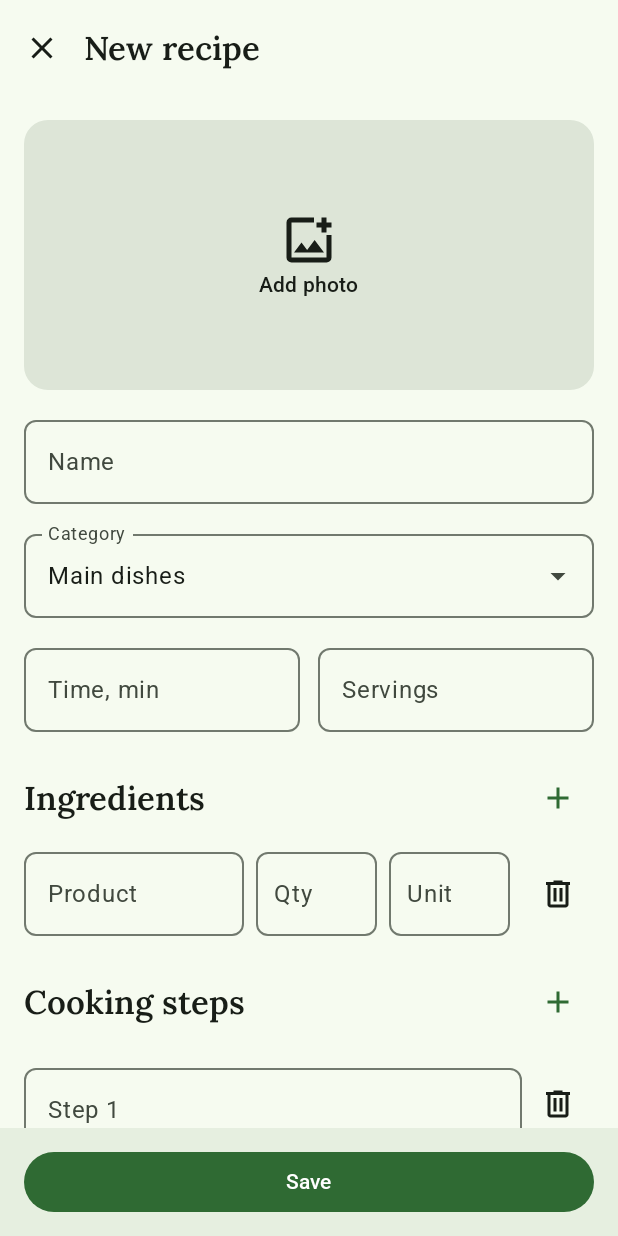
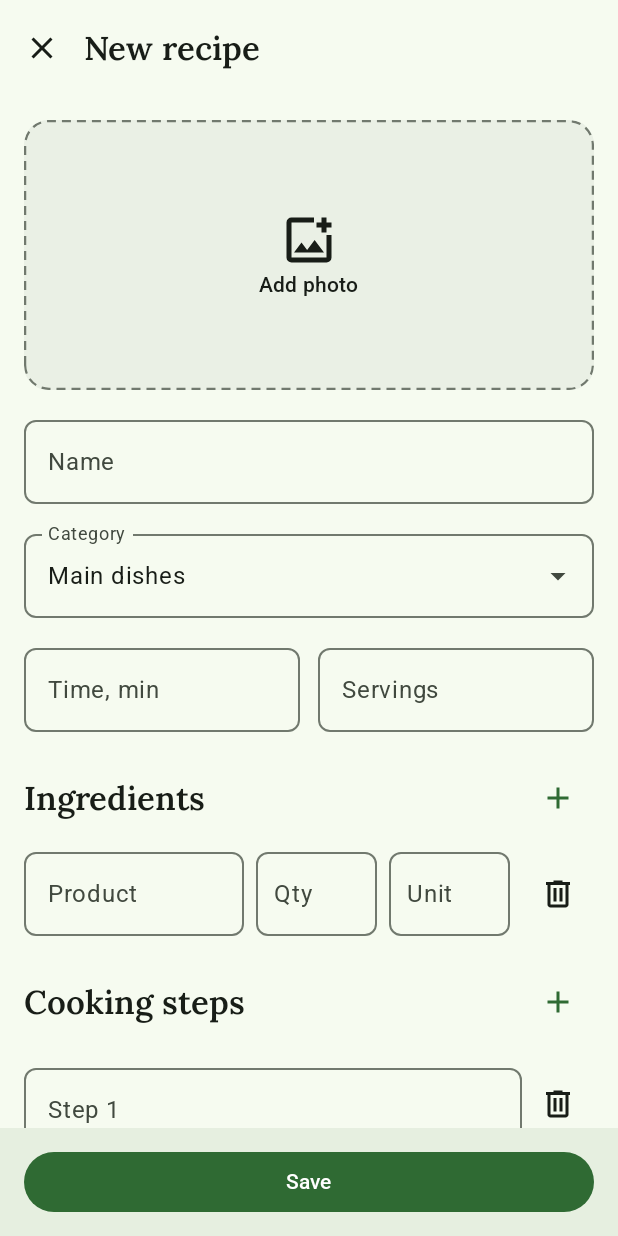
Before and after one commit to CRAZYS0K/Sok_Kotlin_Lab3-4, an Android app built with Jetpack Compose: the EditRecipeActivity screen opened directly, with no data from a screen before it, on a phone screen of 412 x 824 dp. Run offline under Robolectric (Android 15) with nearby library versions, the phone set to English and light mode, and no system bars.

Commit message:
feat(ui): style recipe, form and settings screens

```diff
--- a/app/src/main/java/com/recipebook/ui/edit/EditRecipeScreen.kt
+++ b/app/src/main/java/com/recipebook/ui/edit/EditRecipeScreen.kt
@@ -22,7 +22,6 @@ import androidx.compose.foundation.layout.safeDrawing
 import androidx.compose.foundation.layout.size
 import androidx.compose.foundation.layout.windowInsetsPadding
 import androidx.compose.foundation.rememberScrollState
-import androidx.compose.foundation.shape.RoundedCornerShape
 import androidx.compose.foundation.text.KeyboardOptions
 import androidx.compose.foundation.text.input.TextFieldLineLimits
 import androidx.compose.foundation.text.input.TextFieldState
@@ -52,6 +51,13 @@ import androidx.compose.runtime.setValue
 import androidx.compose.ui.Alignment
 import androidx.compose.ui.Modifier
 import androidx.compose.ui.draw.clip
+import androidx.compose.ui.draw.drawWithContent
+import androidx.compose.ui.geometry.CornerRadius
+import androidx.compose.ui.geometry.Offset
+import androidx.compose.ui.geometry.Size
+import androidx.compose.ui.graphics.Color
+import androidx.compose.ui.graphics.PathEffect
+import androidx.compose.ui.graphics.drawscope.Stroke
 import androidx.compose.ui.res.painterResource
 import androidx.compose.ui.res.stringResource
 import androidx.compose.ui.text.input.ImeAction
@@ -59,6 +65,7 @@ import androidx.compose.ui.text.input.KeyboardCapitalization
 import androidx.compose.ui.text.input.KeyboardType
 import androidx.compose.ui.text.style.TextOverflow
 import androidx.compose.ui.tooling.preview.Preview
+import androidx.compose.ui.unit.Dp
 import androidx.compose.ui.unit.dp
 import com.recipebook.R
 import com.recipebook.data.Category
@@ -174,6 +181,20 @@ fun EditRecipeScreen(
     }
 }
 
+private fun Modifier.dashedOutline(color: Color, radius: Dp, visible: Boolean) = drawWithContent {
+    drawContent()
+    if (visible) {
+        val width = 1.5.dp.toPx()
+        drawRoundRect(
+            color = color,
+            topLeft = Offset(width / 2, width / 2),
+            size = Size(size.width - width, size.height - width),
+            cornerRadius = CornerRadius(radius.toPx()),
+            style = Stroke(width, pathEffect = PathEffect.dashPathEffect(floatArrayOf(6.dp.toPx(), 4.dp.toPx()))),
+        )
+    }
+}
+
 @Composable
 private fun PhotoField(
     photo: String?,
@@ -187,8 +208,9 @@ private fun PhotoField(
             modifier = Modifier
                 .fillMaxWidth()
                 .height(180.dp)
-                .clip(RoundedCornerShape(16.dp))
-                .background(MaterialTheme.colorScheme.surfaceVariant)
+                .clip(MaterialTheme.shapes.large)
+                .background(MaterialTheme.colorScheme.surfaceContainer)
+                .dashedOutline(MaterialTheme.colorScheme.outline, 16.dp, visible = photo == null && !isLoading)
                 .clickable(onClick = onPick),
             contentAlignment = Alignment.Center,
         ) {
--- a/app/src/main/java/com/recipebook/ui/settings/SettingsScreen.kt
+++ b/app/src/main/java/com/recipebook/ui/settings/SettingsScreen.kt
@@ -9,6 +9,7 @@ import androidx.compose.foundation.layout.padding
 import androidx.compose.foundation.rememberScrollState
 import androidx.compose.foundation.verticalScroll
 import androidx.compose.material3.ExperimentalMaterial3Api
+import androidx.compose.material3.HorizontalDivider
 import androidx.compose.material3.Icon
 import androidx.compose.material3.IconButton
 import androidx.compose.material3.MaterialTheme
@@ -82,6 +83,7 @@ fun SettingsScreen(
                 style = MaterialTheme.typography.bodyMedium,
                 color = MaterialTheme.colorScheme.onSurfaceVariant,
             )
+            HorizontalDivider(Modifier.padding(top = 16.dp))
         }
     }
 }
```
Also changed, not shown: app/src/main/java/com/recipebook/ui/recipe/RecipeScreen.kt (+6 -6 lines).
